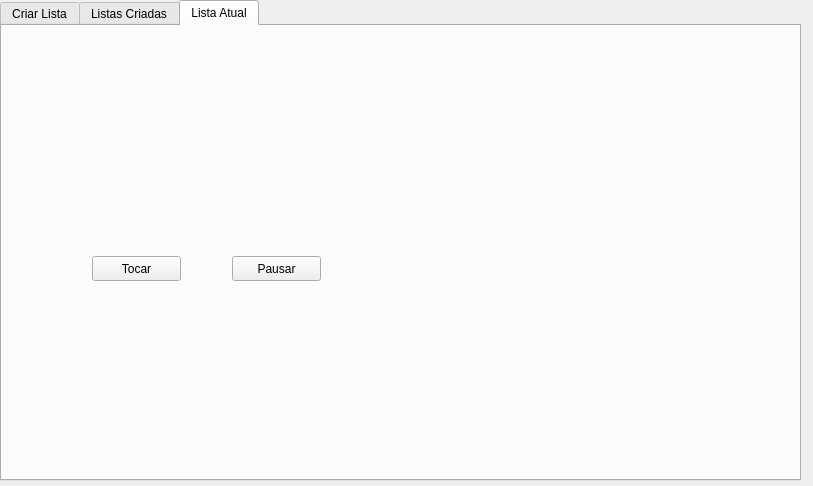
First picture: the form in loggedwindow.ui, repository DiegoCacau/testStone, before the edit.
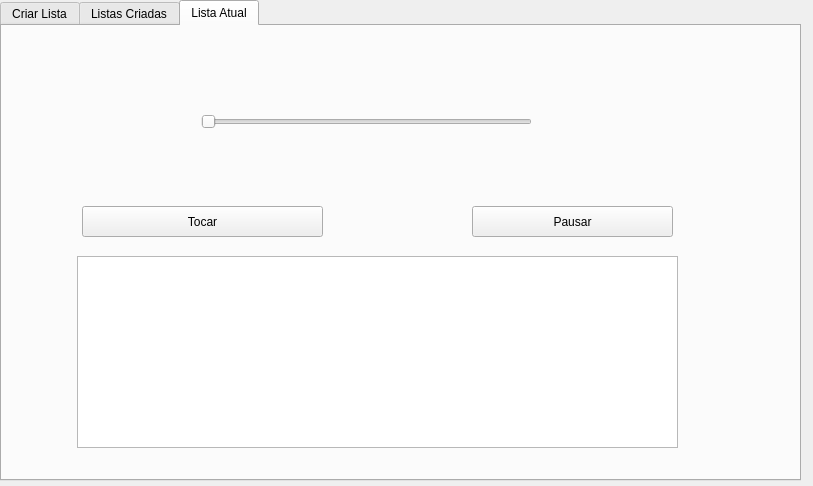
Second picture: the form after the edit.

Commit message: playing_music: changing tabs when player turns on

The edit to the form file:
```diff
--- a/loggedwindow.ui
+++ b/loggedwindow.ui
@@ -238,10 +238,10 @@
     <widget class="QPushButton" name="pushButton_5">
      <property name="geometry">
       <rect>
-       <x>90</x>
-       <y>230</y>
-       <width>89</width>
-       <height>25</height>
+       <x>80</x>
+       <y>180</y>
+       <width>241</width>
+       <height>31</height>
       </rect>
      </property>
      <property name="text">
@@ -251,16 +251,39 @@
     <widget class="QPushButton" name="pushButton_6">
      <property name="geometry">
       <rect>
-       <x>230</x>
-       <y>230</y>
-       <width>89</width>
-       <height>25</height>
+       <x>470</x>
+       <y>180</y>
+       <width>201</width>
+       <height>31</height>
       </rect>
      </property>
      <property name="text">
       <string>Pausar</string>
      </property>
     </widget>
+    <widget class="QListView" name="listView_3">
+     <property name="geometry">
+      <rect>
+       <x>75</x>
+       <y>230</y>
+       <width>601</width>
+       <height>192</height>
+      </rect>
+     </property>
+    </widget>
+    <widget class="QSlider" name="horizontalSlider">
+     <property name="geometry">
+      <rect>
+       <x>199</x>
+       <y>70</y>
+       <width>331</width>
+       <height>51</height>
+      </rect>
+     </property>
+     <property name="orientation">
+      <enum>Qt::Horizontal</enum>
+     </property>
+    </widget>
    </widget>
   </widget>
  </widget>
```
Left out of the diff: 19 changed lines with no effect on the pictures. The commit also changes 4 other files.
